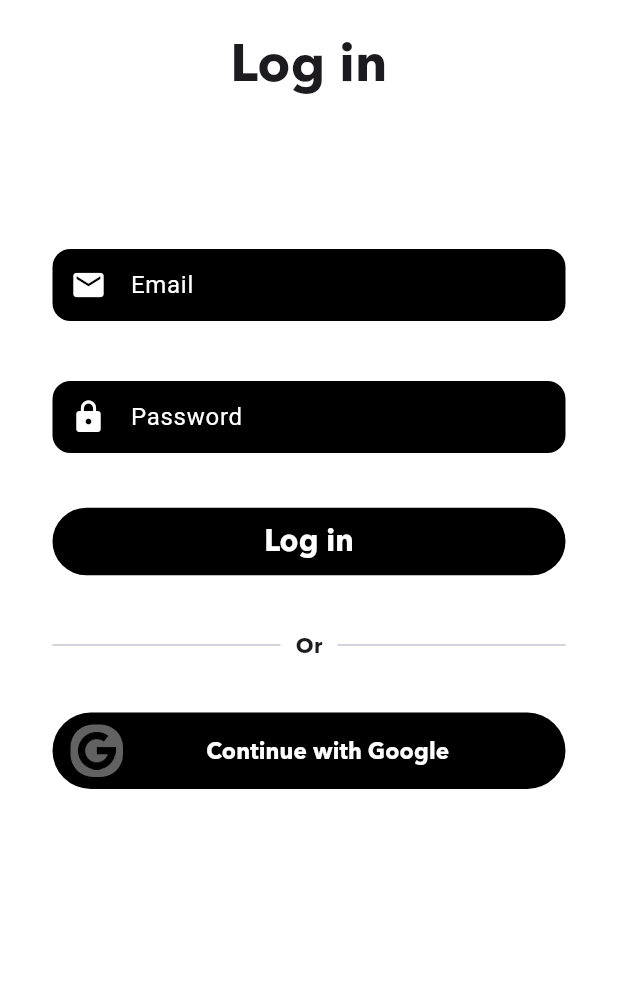
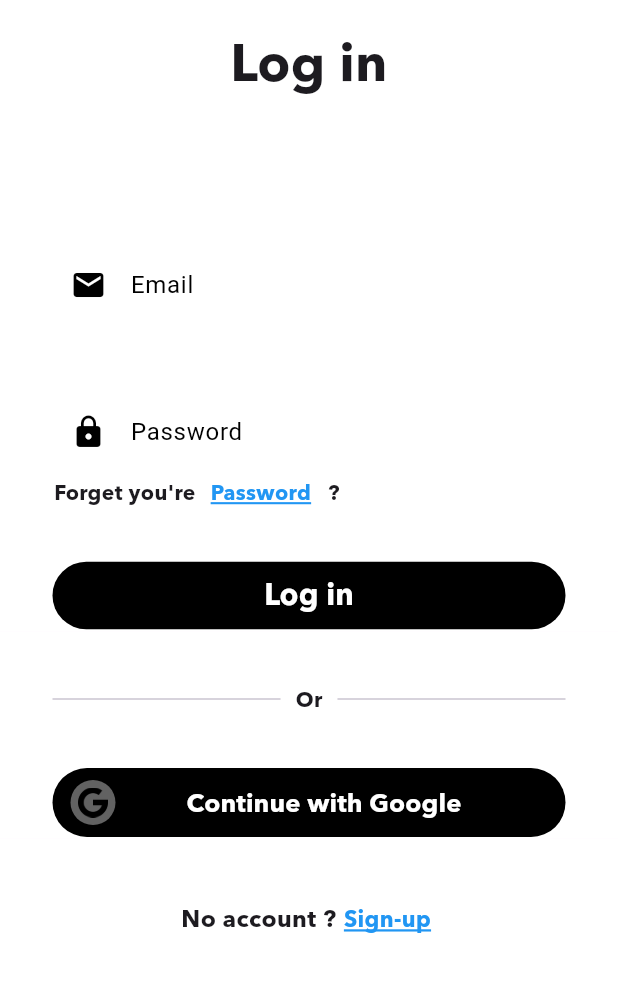
Before and after one commit to edward-lalande/AREA, a Flutter app: the screen it shows after launch, on a phone screen of 412 x 824 dp, the part 216-1208 px from its top. Run offline on Flutter 3.47's test engine with Material 3 defaults, Android fonts, the phone set to English and light mode, and no system bars; our stand-ins replace go_router.

Commit message:
feat(mobile): add 2 redirection in login page, sign up and forget password

```diff
--- a/mobile/lib/pages/login_page.dart
+++ b/mobile/lib/pages/login_page.dart
@@ -1,15 +1,20 @@
 import 'package:flutter/material.dart';
-import '../myWidgets/area_app_bar.dart';
+import 'package:go_router/go_router.dart';
 import '../myWidgets/my_button.dart';
 import '../myWidgets/my_text_fields.dart';
+import '../myWidgets/area_app_bar.dart';
 import '../myWidgets/my_divider_text.dart';
 
 class LoginPage extends StatelessWidget {
-  const LoginPage({super.key});
+  LoginPage({super.key});
+
+  final usernameController = TextEditingController();
+  final passwordController = TextEditingController();
 
   @override
   Widget build(BuildContext context) {
     return Scaffold(
+      resizeToAvoidBottomInset: false,
       appBar: const MyAppBarArea(
         appbartitle: Padding(
           padding: EdgeInsets.only(top: 45),
@@ -37,62 +42,101 @@ class LoginPage extends StatelessWidget {
               ),
             ),
           ),
-
-          const MyTextField(
+          MyTextField(
+            controller: usernameController,
+            obscureText: false,
             hintText: "Email",
-            hintTextColor: Colors.white,
+            hintTextColor: Colors.black,
             bgColor: Colors.white,
-            fieldBgColor: Colors.black,
-            padding: EdgeInsets.only(
-              top: 50, bottom: 0, left: 35, right: 35
-            ),
-            inputColor: Colors.white,
-            prefixIcon: Icon(
+            fieldBgColor: Colors.white,
+            padding: const EdgeInsets.only(top: 50, bottom: 0, left: 35, right: 35),
+            inputColor: Colors.black,
+            prefixIcon: const Icon(
               Icons.email,
-                color: Colors.white,
+              color: Colors.black,
             ),
           ),
-          const MyTextField(
+          MyTextField(
+            controller: passwordController,
+            obscureText: true,
             hintText: "Password",
-            hintTextColor: Colors.white,
+            hintTextColor: Colors.black,
             bgColor: Colors.white,
-            fieldBgColor: Colors.black,
-            padding: EdgeInsets.only(
-              top: 40, bottom: 0, left: 35, right: 35
-            ),
-            inputColor: Colors.white,
-            prefixIcon: Icon(
+            fieldBgColor: Colors.white,
+            padding: const EdgeInsets.only(top: 50, bottom: 0, left: 35, right: 35),
+            inputColor: Colors.black,
+            prefixIcon: const Icon(
               Icons.lock,
-                color: Colors.white,
+              color: Colors.black,
             ),
           ),
-          const MyButton(
-              padding: EdgeInsets.only(
-                left: 35, right: 35, top: 35
+          Container(
+            color: Colors.white,
+            child: Padding(
+              padding: const EdgeInsets.only(left: 36, top: 6),
+              child: Row(
+                children: [
+                  const Text(
+                    "Forget you're",
+                    style: TextStyle(fontFamily: "Avenir", fontWeight: FontWeight.w300),
                   ),
+                  const SizedBox(width: 10),
+                  GestureDetector(
+                    onTap: () {
+                      context.go('/password');
+                    },
+                    child: const Text(
+                      "Password",
+                      style: TextStyle(
+                        fontFamily: 'Avenir',
+                        color: Colors.blue,
+                        decoration: TextDecoration.underline,
+                        decorationColor: Colors.blue,
+                        decorationThickness: 2,
+                      ),
+                    ),
+                  ),
+                  const Text(
+                    "   ?",
+                    style: TextStyle(fontFamily: "Avenir", fontWeight: FontWeight.w900),
+                  ),
+                ],
+              ),
+            ),
+          ),
+          MyButton(
+            padding: const EdgeInsets.only(left: 35, right: 35, top: 35),
             title: "Log in",
             backgroundColor: Colors.black,
             textColor: Colors.white,
             fontSize: 20,
             spaceBetweenIconAndText: 10,
+            onPressed: (context) {
+              if (usernameController.text.isNotEmpty
+              && passwordController.text.isNotEmpty) {
+                context.go('/home');
+              } else {
+                ScaffoldMessenger.of(context).showSnackBar(
+                  const SnackBar(content: Text('Veuillez entrer vos informations de connexion')),
+                );
+              }
+            },
           ),
           const MyDividerText(
             bgColor: Colors.white,
             padding: EdgeInsets.only(top: 35, right: 35, left: 35),
-            textBetween: "Or"
+            textBetween: "Or",
           ),
           MyButton(
-              padding: const EdgeInsets.only(
-                left: 35, right: 35, top: 35
-              ),
+            padding: const EdgeInsets.only(left: 35, right: 35, top: 35),
             title: "Continue with Google",
             backgroundColor: Colors.black,
             textColor: Colors.white,
-              fontSize: 15,
+            fontSize: 17,
             spaceBetweenIconAndText: 10,
             prefixIcon: Container(
-                        width: 35,
-                        height: 35,
+              width: 30,
+              height: 30,
               padding: const EdgeInsets.all(5),
               decoration: BoxDecoration(
                 borderRadius: BorderRadius.circular(15),
@@ -100,11 +144,47 @@ class LoginPage extends StatelessWidget {
               ),
               child: Image.asset('assets/google.png'),
             ),
+            onPressed: (context) {
+              // OATH2
+              context.go('/home');
+            },
           ),
           Container(
-            height: 170,
+            height: 125,
             color: Colors.white,
+            child: Padding(
+              padding: const EdgeInsets.only(bottom: 18),
+              child: Row(
+                mainAxisAlignment: MainAxisAlignment.center,
+                children: [
+                  const Text(
+                    "No account ?",
+                    style: TextStyle(
+                      fontFamily: "Avenir",
+                      fontSize: 16,
+                    ),
+                  ),
+                  const SizedBox(width: 5),
+                  GestureDetector(
+                    onTap: () {
+                      context.go('/signup');
+                    },
+                    child: const Text(
+                    "Sign-up ",
+                    style: TextStyle(
+                      decoration: TextDecoration.underline,
+                      color: Colors.blue,
+                      fontFamily: "Avenir",
+                      fontSize: 15,
+                      decorationColor: Colors.blue,
+                      decorationThickness: 2,
+                    ),
+                    ),
                   )
+                ],
+              ),
+            ),
+          ),
         ],
       ),
     );
```
Lines whose indentation alone changed are shown as unchanged.
